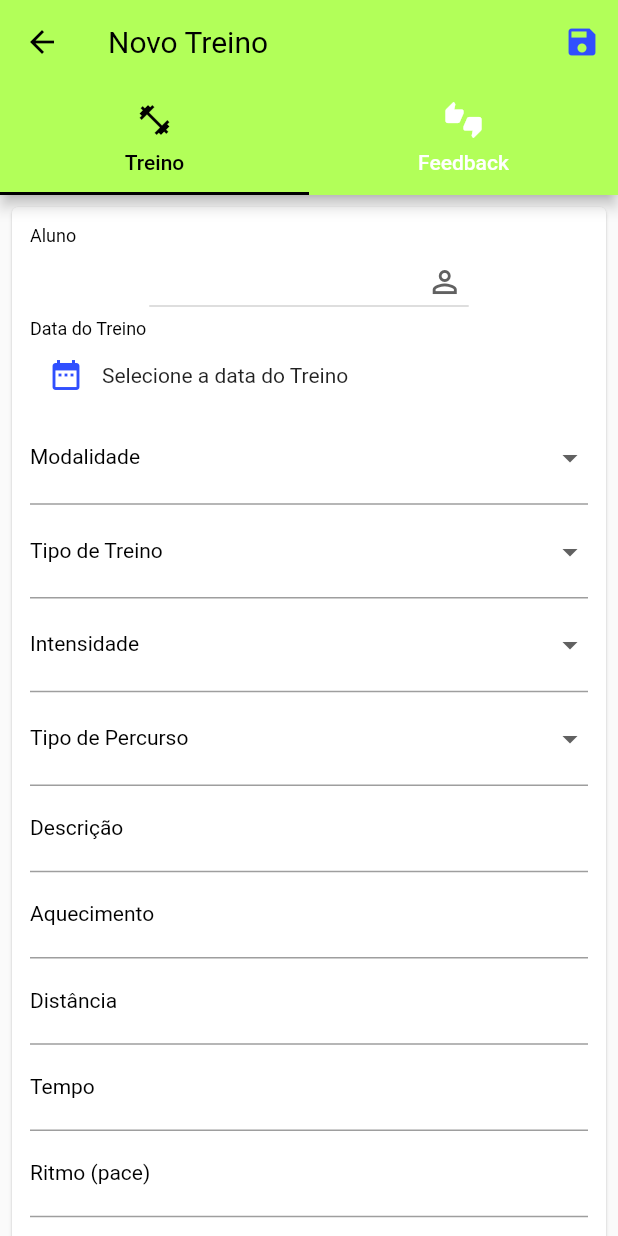
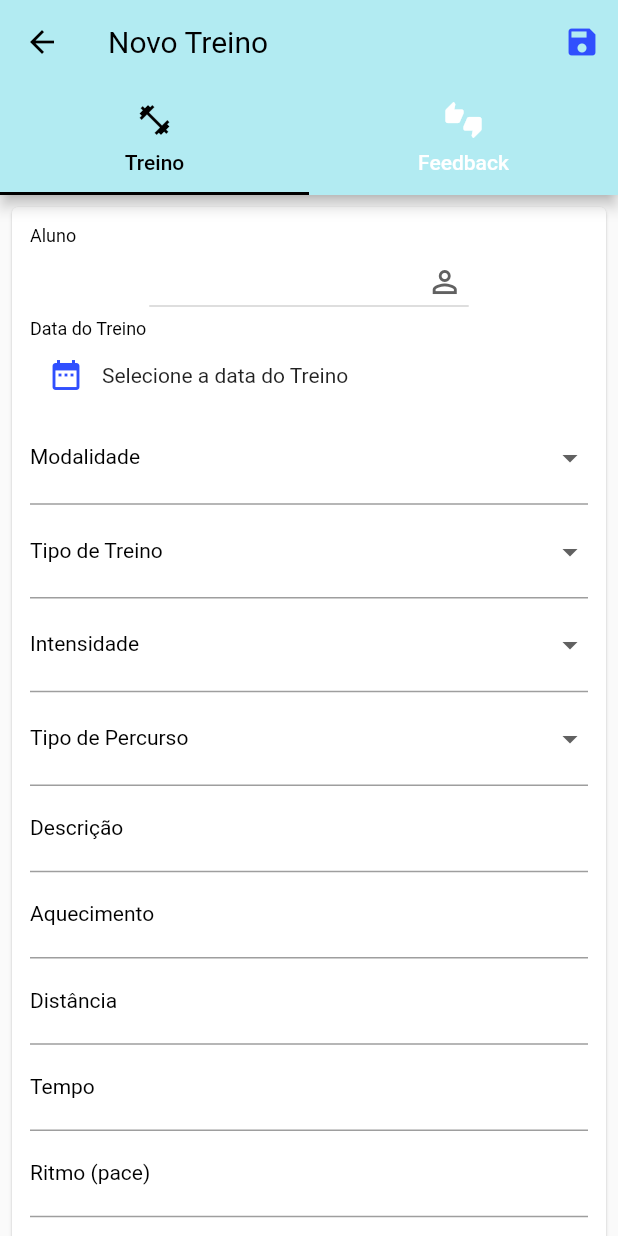
Before and after one commit to GeSalla27/basetraining, a Flutter app: the TrainingScheduleForm screen opened by its route, on a phone screen of 412 x 824 dp. Run offline on Flutter 3.47's test engine with Material 2 defaults, Android fonts, the phone set to English and light mode, and no system bars; our stand-ins replace cloud_firestore, firebase_auth, firebase_core, firebase_messaging, flutter_slidable, get_it; accounts and stored records are empty.

Commit message:
Novas alterações de layout

```diff
--- a/lib/components/app_themes.dart
+++ b/lib/components/app_themes.dart
@@ -1,11 +1,11 @@
 import 'package:flutter/material.dart';
 
 class AppThemes {
-  Color primaryColor = Colors.lightGreenAccent[100];
-  Color primaryVariantColor = Colors.lightGreenAccent;
+  Color primaryColor = Colors.cyan[100];
+  Color primaryVariantColor = Colors.white;
   Color secondaryColor = Colors.indigoAccent[700];
   Color secondaryVariantColor = Colors.indigo[800];
   Color signInColor = Colors.lightBlue[50];
   Color signUpColor = Colors.lightBlueAccent[100];
-  Color notificationColor = Colors.purpleAccent;
+  Color notificationColor = Colors.amberAccent;
 }
--- a/lib/views/drawer.dart
+++ b/lib/views/drawer.dart
@@ -88,7 +88,7 @@ class _AppDrawerState extends State<AppDrawer> {
 
   Widget _createHeader() {
     return Container(
-        color: AppThemes().primaryVariantColor,
+        color: AppThemes().primaryColor,
         height: 92.0,
         child: Container(
           child: DrawerHeader(
@@ -131,6 +131,7 @@ class _AppDrawerState extends State<AppDrawer> {
                   fontStyle: FontStyle.normal,
                   fontSize: 16,
                   letterSpacing: 0.5,
+                  decoration: TextDecoration.underline,
                   fontWeight: FontWeight.w300),
             ),
           )
--- a/lib/views/login/sign_in.dart
+++ b/lib/views/login/sign_in.dart
@@ -56,7 +56,6 @@ class _SignInState extends State<SignIn> {
 
           // register fcm token
           String fcmToken = await _firebaseMessaging.getToken();
-          debugPrint('$fcmToken');
 
           await Provider.of<Users>(context, listen: false).put(
               UserModal(
@@ -74,7 +73,6 @@ class _SignInState extends State<SignIn> {
 
         hideLoading();
         widget.onSignedIn();
-        print('Signed in: $userId');
       } catch (e) {
         hideLoading();
         String message = ValidatorLogin.validate(e.code);
--- a/lib/views/login/sign_up.dart
+++ b/lib/views/login/sign_up.dart
@@ -50,7 +50,6 @@ class _SignUpState extends State<SignUp> {
         final BaseAuth auth = AuthProvider.of(context).auth;
         final String userId =
             await auth.createUserWithEmailAndPassword(_email, _password);
-        print('Signed in: $userId');
         UserModal userFinal = UserModal(
           idAuth: userId,
           name: _name,
--- a/lib/views/training_schedule/training_schedule_form.dart
+++ b/lib/views/training_schedule/training_schedule_form.dart
@@ -311,7 +311,8 @@ class _TrainingScheduleFormState extends State<TrainingScheduleForm> {
                                         backgroundColor:
                                             AppThemes().secondaryColor);
                                   else if (snapshot.hasError) {
-                                    print('deu pau');
+                                    print(
+                                        'Error 404! Contate o suporte técnico.');
                                   } else if (snapshot.hasData) {
                                     _student = snapshot.data;
                                     List<UserModal> listStudents =
```
Also changed, not shown: lib/main.dart (+8 -8 lines), lib/root/root_page.dart (+14 -1 lines), images/ic_basetraining_logo.png, 20 other files.
